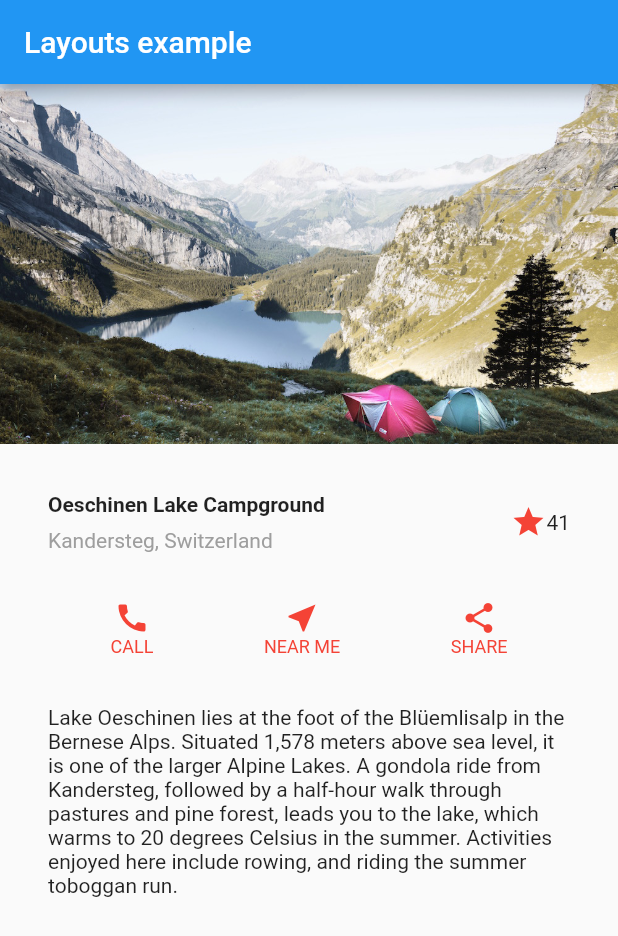
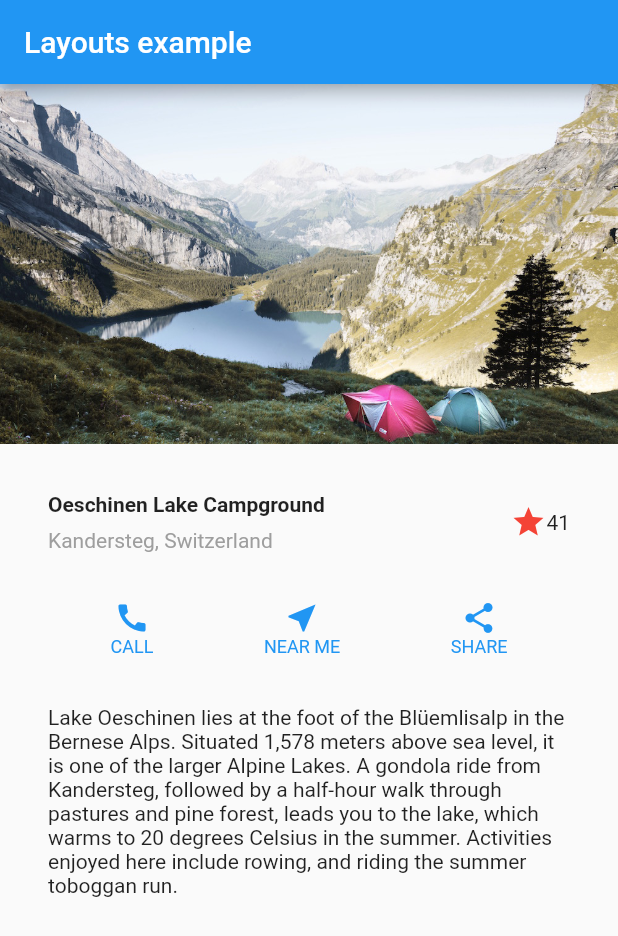
Before and after one commit to maobui/flutter_toturials, a Flutter app: the screen it shows after launch, on a phone screen of 412 x 824 dp. Shown: the top 936 px of the screen. Run offline on Flutter 3.47's test engine with Material 2 defaults, Android fonts, the phone set to English and light mode, and no system bars.

Commit message:
- complete a layout.

```diff
--- a/lib/Layouts.dart
+++ b/lib/Layouts.dart
@@ -193,13 +193,13 @@ class Layouts extends StatelessWidget {
     );
   }
 
-  Widget buttionSection = Container(
+  Widget buttonSection = Container(
     child: Row(
       mainAxisAlignment: MainAxisAlignment.spaceEvenly,
       children: <Widget>[
-        _buildButtonColumn(Colors.red, Icons.call, "CALL"),
-        _buildButtonColumn(Colors.red, Icons.near_me, "NEAR ME"),
-        _buildButtonColumn(Colors.red, Icons.share, "SHARE"),
+        _buildButtonColumn(Colors.blue[500], Icons.call, "CALL"),
+        _buildButtonColumn(Colors.blue[500], Icons.near_me, "NEAR ME"),
+        _buildButtonColumn(Colors.blue[500], Icons.share, "SHARE"),
       ],
     ),
   );
@@ -274,7 +274,7 @@ class Layouts extends StatelessWidget {
               fit: BoxFit.cover,
             ),
             titleSection,
-            buttionSection,
+            buttonSection,
             textSection,
           ],
         );
```
